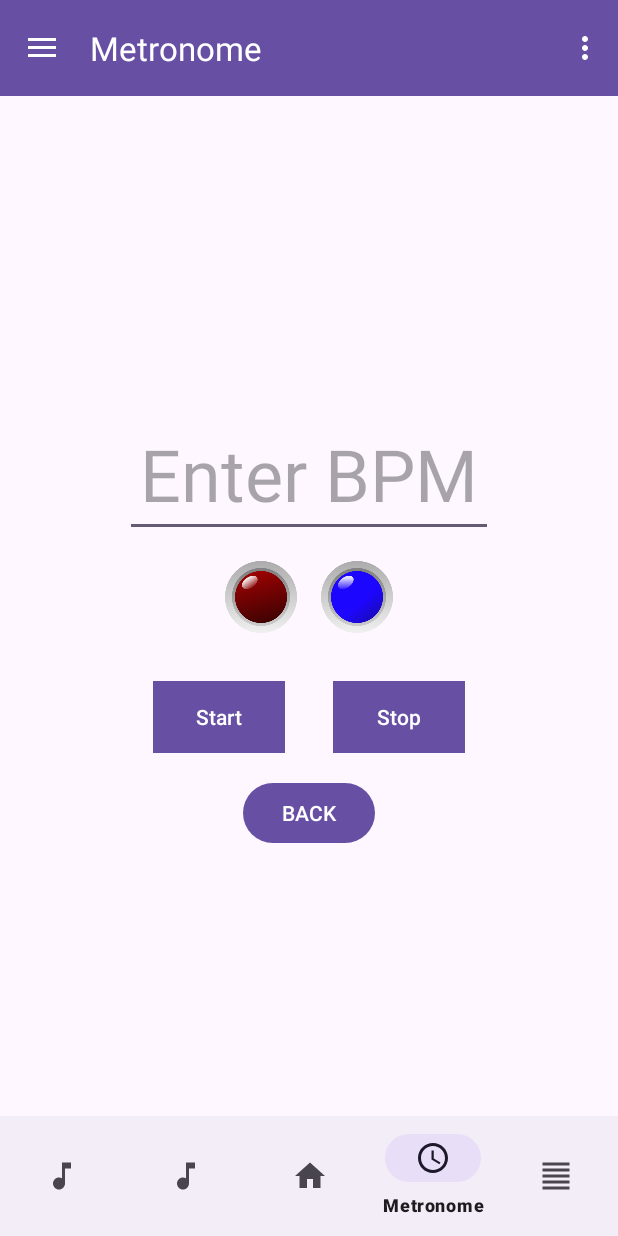
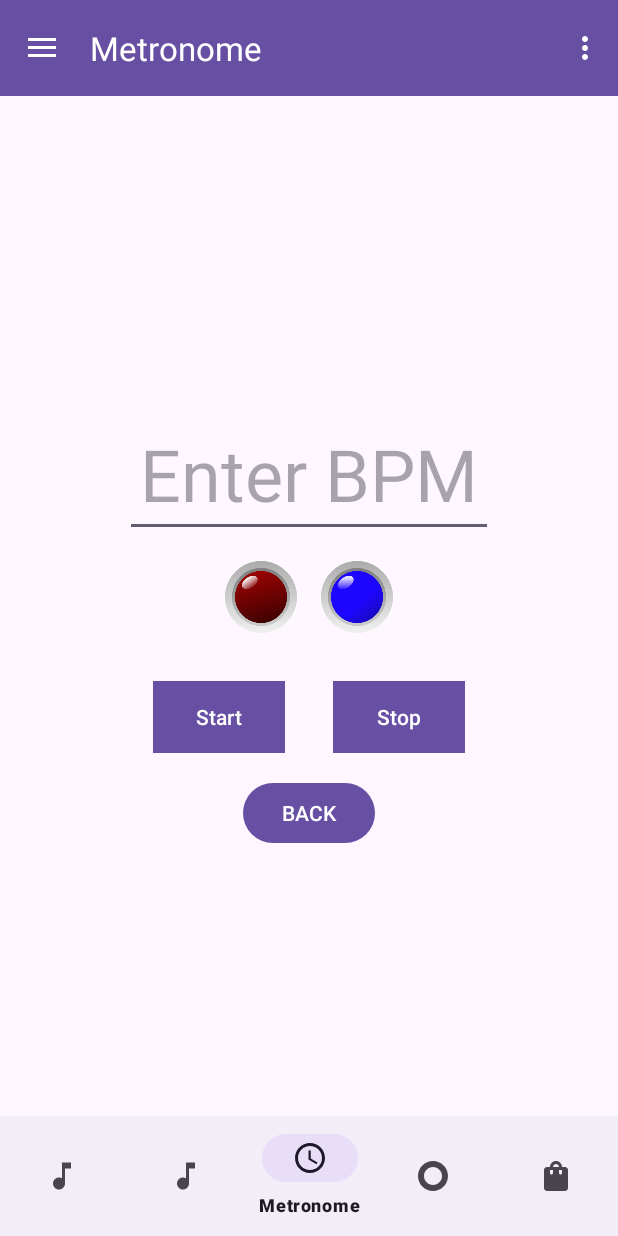
Before and after one commit to fbrace3/FreakuencyGuitarTuner, an Android app: the MainActivity screen opened directly, with no data from a screen before it, in the side drawer, after a tap on "Metronome", on a phone screen of 412 x 824 dp. Run offline under Robolectric (Android 15) with nearby library versions, the light colour scheme and no system bars; our stand-ins replace navigation-ui; 3 statements that could not run were skipped.

Commit message:
re-did some menus worked on navigation

```diff
--- a/app/src/main/java/edu/msudenver/cs3013/project01/MainActivity.kt
+++ b/app/src/main/java/edu/msudenver/cs3013/project01/MainActivity.kt
@@ -1,7 +1,9 @@
 package edu.msudenver.cs3013.project01;
+import android.content.Intent
 import android.os.Bundle;
 import android.view.Menu
 import android.view.MenuItem
+import android.widget.Toast
 import androidx.appcompat.app.AppCompatActivity;
 import androidx.core.view.GravityCompat
 import androidx.drawerlayout.widget.DrawerLayout
@@ -23,19 +25,11 @@ class MainActivity : AppCompatActivity() {
         super.onCreate(savedInstanceState)
         setContentView(R.layout.activity_main)
 
-        //val userName = "fredo"
 
         val userName = intent.getStringExtra(USER_NAME_KEY)
         val bundle = Bundle()
         bundle.putString(USER_NAME_KEY, userName)
 
-//        val fragment = SettingFragment()
-//        val bundle1 = Bundle()
-//        bundle1.putString(USER_NAME_KEY, userName)
-//        fragment.arguments = bundle
-//        supportFragmentManager.beginTransaction()
-//            .replace(R.id.nav_settings, fragment)
-//            .commit()
 
         setSupportActionBar(findViewById(R.id.toolbar))
         drawerLayout = findViewById(R.id.drawer_layout)
@@ -43,8 +37,23 @@ class MainActivity : AppCompatActivity() {
         val navHostFragment = supportFragmentManager.findFragmentById(R.id.nav_host_fragment) as NavHostFragment
         val navController = navHostFragment.navController // Obtain the navController instance
 
+
+        // Check if there is an incoming intent
+        val fromFragment = intent.getStringExtra("FROM_TABS")
+
+        if (fromFragment == "TabsListFragment") {
+            // The intent came from TabsListFragment
+            Toast.makeText(this, "ListFragment", Toast.LENGTH_SHORT).show()
+            navController.navigate(R.id.nav_menu, bundle)
+        } else {
+            // The intent came from a different fragment
+            Toast.makeText(this, "NotTabListFragment", Toast.LENGTH_SHORT).show()
+            navController.navigate(R.id.nav_menu, bundle)
+        }
+
+
         //navController.setGraph(navController.graph, bundle) // Set the bundle to the navController's graph
-        navController.navigate(R.id.nav_menu, bundle)
+
 
 
         appBarConfiguration = AppBarConfiguration(
@@ -57,14 +66,20 @@ class MainActivity : AppCompatActivity() {
         val settingFragment = navController.graph.findNode(R.id.nav_settings)
         settingFragment?.addArgument("username", NavArgument.Builder().setDefaultValue(userName).build())
 
+        val tabActivity = navController.graph.findNode(R.id.tab_activity)
+        tabActivity?.addArgument("username", NavArgument.Builder().setDefaultValue(userName).build())
+
+
+
 
         setupActionBarWithNavController(navController, appBarConfiguration)
+        bottomNavigationView = findViewById(R.id.bottom_navigation_view)
+        bottomNavigationView.setupWithNavController(navController)
 
         val navigationView: NavigationView = findViewById(R.id.nav_view)
         navigationView.setupWithNavController(navController)
 
-        bottomNavigationView = findViewById(R.id.bottom_navigation_view)
-        bottomNavigationView.setupWithNavController(navController)
+
 
         navigationView.setNavigationItemSelectedListener { menuItem ->
             menuItem.isChecked = true
@@ -77,6 +92,8 @@ class MainActivity : AppCompatActivity() {
                 R.id.nav_chromatic_tuner -> navController.navigate(R.id.nav_chromatic_tuner)
                 R.id.nav_metronome -> navController.navigate(R.id.nav_metronome)
                 R.id.tab_activity -> navController.navigate(R.id.tab_activity)
+                R.id.nav_shopping -> navController.navigate(R.id.nav_shopping)
+                R.id.nav_resources -> navController.navigate(R.id.nav_resources)
                 // Add more cases for other menu items
             }
 
--- a/app/src/main/java/edu/msudenver/cs3013/project01/MenuFragment.kt
+++ b/app/src/main/java/edu/msudenver/cs3013/project01/MenuFragment.kt
@@ -15,6 +15,8 @@ class MenuFragment : Fragment() {
     private lateinit var tabsButton: Button
     private lateinit var standardTunerButton: Button
     private lateinit var loggedInText: TextView
+    private lateinit var shoppingButton: Button
+    private lateinit var resourcesButton: Button
 
     private var username: String? = null
 
@@ -48,6 +50,8 @@ class MenuFragment : Fragment() {
         chromaticTunerButton = view.findViewById(R.id.btnChromaticTuner)
         metronomeButton = view.findViewById(R.id.btnMetronome)
         tabsButton = view.findViewById(R.id.btnTabs)
+        resourcesButton = view.findViewById(R.id.btnResources)
+        shoppingButton = view.findViewById(R.id.btnShopping)
 
         standardTunerButton.setOnClickListener {
             findNavController().navigate(R.id.nav_standard_tuner)
@@ -62,7 +66,13 @@ class MenuFragment : Fragment() {
         }
 
         tabsButton.setOnClickListener {
-            findNavController().navigate(R.id.nav_home_to_tabs)
+            findNavController().navigate(R.id.tab_activity)
+        }
+        resourcesButton.setOnClickListener {
+            findNavController().navigate(R.id.nav_resources)
+        }
+        shoppingButton.setOnClickListener {
+            findNavController().navigate(R.id.nav_shopping)
         }
     }
 
--- a/app/src/main/res/layout/activity_tabs.xml
+++ b/app/src/main/res/layout/activity_tabs.xml
@@ -3,12 +3,15 @@
     xmlns:tools="http://schemas.android.com/tools"
     android:layout_width="match_parent"
     android:layout_height="match_parent"
+    xmlns:app="http://schemas.android.com/apk/res-auto"
     tools:context=".MainActivity">
     <fragment
         android:id="@+id/tabs_list"
         android:name="edu.msudenver.cs3013.project01.TabsListFragment"
         android:layout_height="match_parent"
-        android:layout_width="match_parent"/>
+        android:layout_width="match_parent">
+
+    </fragment>
 
 
 </androidx.constraintlayout.widget.ConstraintLayout>
--- a/app/src/main/res/menu/bottom_navigation_menu.xml
+++ b/app/src/main/res/menu/bottom_navigation_menu.xml
@@ -11,16 +11,20 @@
         android:id="@+id/nav_chromatic_tuner"
         android:title="Chromatic"
         android:icon="@drawable/baseline_music_note_24" />
-    <item
-        android:id="@+id/nav_menu"
-        android:title="Menu"
-        android:icon="@drawable/home" />
+<!--    <item-->
+<!--        android:id="@+id/nav_menu"-->
+<!--        android:title="Menu"-->
+<!--        android:icon="@drawable/home" />-->
     <item
         android:id="@+id/nav_metronome"
         android:title="Metronome"
         android:icon="@drawable/recent" />
     <item
-        android:id="@+id/tab_activity"
-        android:title="Tabs"
-        android:icon="@drawable/tabs" />
+        android:id="@+id/nav_resources"
+        android:title="Resources"
+        android:icon="@drawable/resources" />
+    <item
+        android:id="@+id/nav_shopping"
+        android:title="Shopping"
+        android:icon="@drawable/shopping" />
 </menu>
--- a/app/src/main/res/navigation/mobile_navigation.xml
+++ b/app/src/main/res/navigation/mobile_navigation.xml
@@ -27,22 +27,22 @@
         <argument
             android:name="username"
             app:argType="string" />
-        <action
-            android:id="@+id/nav_home_to_standard_tuner"
-            app:destination="@id/nav_standard_tuner"
-            app:popUpTo="@id/nav_menu" />
-        <action
-            android:id="@+id/nav_home_to_chromatic_tuner"
-            app:destination="@id/nav_chromatic_tuner"
-            app:popUpTo="@id/nav_menu" />
-        <action
-            android:id="@+id/nav_home_to_metronome"
-            app:destination="@id/nav_metronome"
-            app:popUpTo="@id/nav_menu" />
-        <action
-            android:id="@+id/nav_home_to_tabs"
-            app:destination="@id/tab_activity"
-            app:popUpTo="@id/nav_menu" />
+<!--        <action-->
+<!--            android:id="@+id/nav_home_to_standard_tuner"-->
+<!--            app:destination="@id/nav_standard_tuner"-->
+<!--            app:popUpTo="@id/nav_menu" />-->
+<!--        <action-->
+<!--            android:id="@+id/nav_home_to_chromatic_tuner"-->
+<!--            app:destination="@id/nav_chromatic_tuner"-->
+<!--            app:popUpTo="@id/nav_menu" />-->
+<!--        <action-->
+<!--            android:id="@+id/nav_home_to_metronome"-->
+<!--            app:destination="@id/nav_metronome"-->
+<!--            app:popUpTo="@id/nav_menu" />-->
+<!--        <action-->
+<!--            android:id="@+id/nav_home_to_tabs"-->
+<!--            app:destination="@id/tab_activity"-->
+<!--            app:popUpTo="@id/nav_menu" />-->
 
     </fragment>
 
@@ -84,7 +84,15 @@
         android:id="@+id/nav_tabs_list_fragment"
         android:name="edu.msudenver.cs3013.project01.TabsListFragment"
         android:label="Tab List"
-        tools:layout="@layout/fragment_tabs_list"/>
+        tools:layout="@layout/fragment_tabs_list">
+        <argument
+            android:name="username"
+            app:argType="string" />
+        <action
+            android:id="@+id/nav_tabs_list_to_main_activity"
+            app:destination="@id/nav_main"
+            app:popUpTo="@id/nav_tabs_list_fragment" />
+    </fragment>
 
 
 
@@ -94,11 +102,28 @@
         android:label="Metronome"
         tools:layout="@layout/fragment_metronome" />
 
+    <fragment
+        android:id="@+id/nav_resources"
+        android:name="edu.msudenver.cs3013.project01.ResourcesFragment"
+        android:label="Resources"
+        tools:layout="@layout/fragment_resources" />
+    <fragment
+        android:id="@+id/nav_shopping"
+        android:name="edu.msudenver.cs3013.project01.ShoppingFragment"
+        android:label="Shopping"
+        tools:layout="@layout/fragment_shopping" />
+
     <activity
         android:id="@+id/tab_activity"
         android:name="edu.msudenver.cs3013.project01.TabsActivity"
         android:label="Tabs"
-        tools:layout="@layout/activity_tabs" />
+        tools:layout="@layout/activity_tabs" >
+        <argument
+            android:name="username"
+            app:argType="string" />
+    </activity>
+
+
     <activity
         android:id="@+id/tab_detail_activity"
         android:name="edu.msudenver.cs3013.project01.TabsDetailActivity"
```
Also changed, not shown: app/src/main/java/edu/msudenver/cs3013/project01/ResourcesFragment.kt (added, +59 -0 lines), app/src/main/java/edu/msudenver/cs3013/project01/ShoppingFragment.kt (added, +59 -0 lines), app/src/main/java/edu/msudenver/cs3013/project01/TabsActivity.kt (+14 -1 lines), app/src/main/java/edu/msudenver/cs3013/project01/TabsListFragment.kt (+23 -4 lines), app/src/main/res/layout/fragment_menu.xml (+14 -0 lines), app/src/main/res/layout/fragment_resources.xml (added, +14 -0 lines), app/src/main/res/layout/fragment_setting.xml (+59 -5 lines), app/src/main/res/layout/fragment_shopping.xml (added, +14 -0 lines), app/src/main/res/layout/fragment_standard_tuner.xml (+27 -15 lines).
